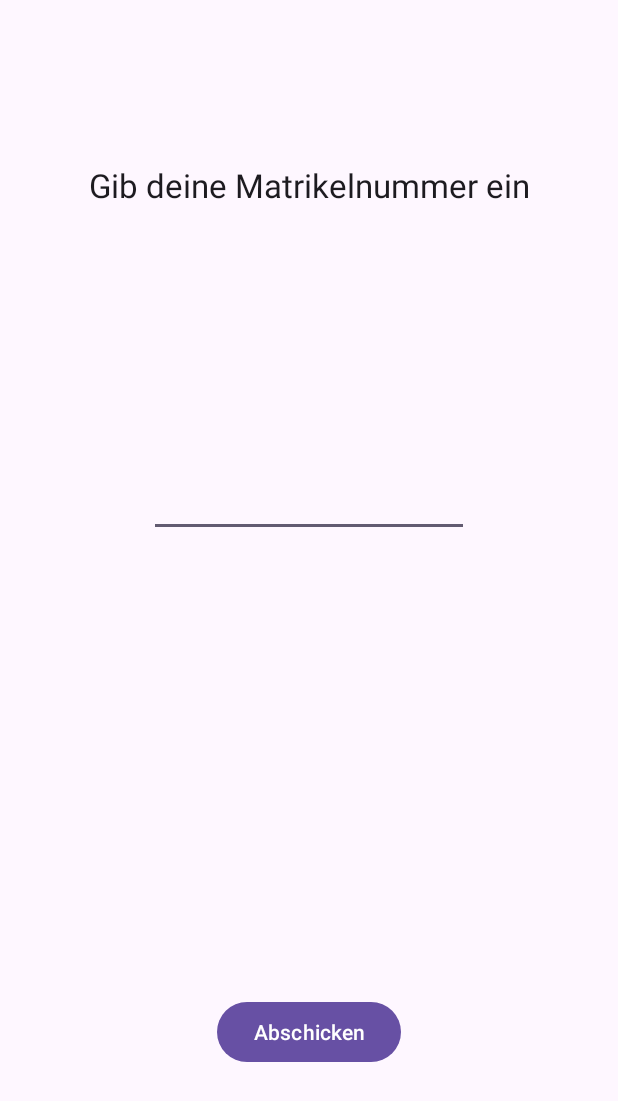
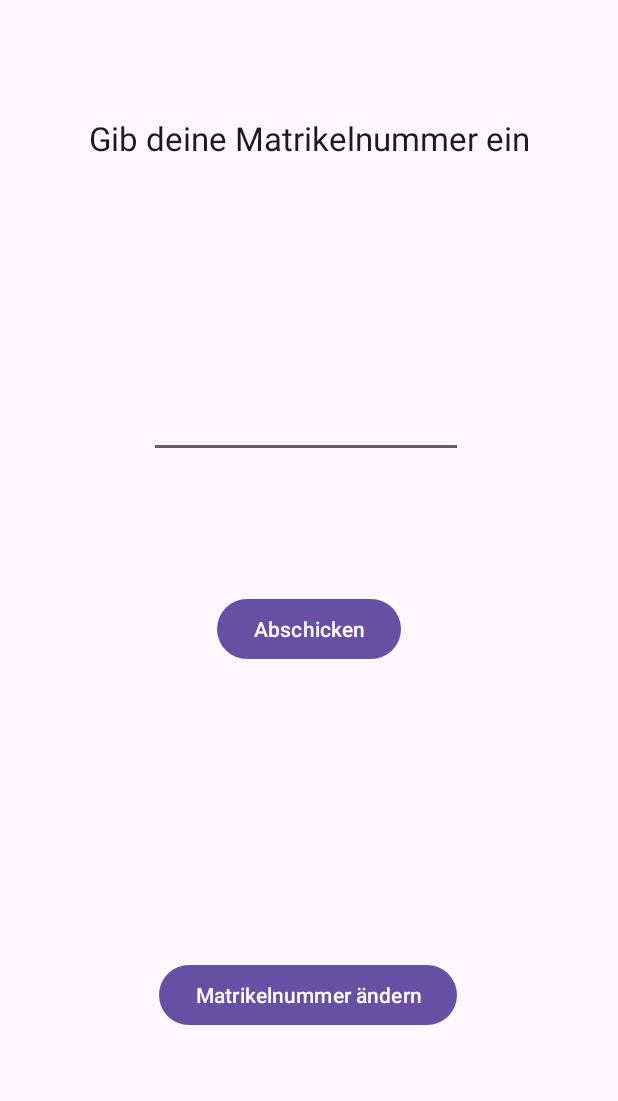
Before and after one commit to EliasWa6202/SE2Einzelphase, an Android app: the screen it shows after launch (MainActivity), on a phone screen of 412 x 824 dp. Shown: the top 1101 px of the screen. Run offline under Robolectric (Android 15) with nearby library versions, the phone set to English and light mode, and no system bars.

Commit message:
Implemented Feature 2.2, Added the method to change the StudentId, and made slight changes to the layout of the app

```diff
--- a/app/src/main/res/layout/activity_main.xml
+++ b/app/src/main/res/layout/activity_main.xml
@@ -10,29 +10,32 @@
     <TextView
         android:id="@+id/tvMatrikelnummer"
         android:layout_width="299dp"
-        android:layout_height="51dp"
+        android:layout_height="0dp"
+        android:layout_marginTop="77dp"
+        android:layout_marginBottom="501dp"
         android:text="Gib deine Matrikelnummer ein"
         android:textAlignment="center"
         android:textAppearance="@style/TextAppearance.AppCompat.Large"
-        app:layout_constraintBottom_toTopOf="@+id/eTNMatrikelnummer"
+        app:layout_constraintBottom_toTopOf="@+id/btnChange"
         app:layout_constraintEnd_toEndOf="parent"
         app:layout_constraintStart_toStartOf="parent"
         app:layout_constraintTop_toTopOf="parent"
-        app:layout_constraintVertical_bias="0.5" />
+        app:layout_constraintVertical_bias="1.0" />
 
     <EditText
         android:id="@+id/eTNMatrikelnummer"
-        android:layout_width="wrap_content"
-        android:layout_height="89dp"
+        android:layout_width="209dp"
+        android:layout_height="55dp"
         android:editable="true"
         android:ems="10"
         android:inputType="number"
         android:visibility="visible"
         app:layout_constraintBottom_toBottomOf="parent"
         app:layout_constraintEnd_toEndOf="parent"
+        app:layout_constraintHorizontal_bias="0.489"
         app:layout_constraintStart_toStartOf="parent"
         app:layout_constraintTop_toTopOf="parent"
-        app:layout_constraintVertical_bias="0.366" />
+        app:layout_constraintVertical_bias="0.325" />
 
     <TextView
         android:id="@+id/tvResponse"
@@ -45,18 +48,50 @@
         app:layout_constraintHorizontal_bias="0.5"
         app:layout_constraintStart_toStartOf="parent"
         app:layout_constraintTop_toBottomOf="@+id/eTNMatrikelnummer"
-        app:layout_constraintVertical_bias="0.5" />
+        app:layout_constraintVertical_bias="0.0" />
 
     <Button
         android:id="@+id/btnSend"
         android:layout_width="wrap_content"
         android:layout_height="wrap_content"
+        android:layout_marginTop="216dp"
         android:text="Abschicken"
         app:layout_constraintBottom_toBottomOf="parent"
         app:layout_constraintEnd_toEndOf="parent"
-        app:layout_constraintHorizontal_bias="0.5"
+        app:layout_constraintStart_toStartOf="parent"
+        app:layout_constraintTop_toTopOf="parent"
+        app:layout_constraintVertical_bias="0.32" />
+
+    <Button
+        android:id="@+id/btnChange"
+        android:layout_width="wrap_content"
+        android:layout_height="wrap_content"
+        android:layout_marginTop="252dp"
+        android:layout_marginBottom="130dp"
+        android:text="Matrikelnummer ändern"
+        app:layout_constraintBottom_toBottomOf="parent"
+        app:layout_constraintEnd_toEndOf="parent"
+        app:layout_constraintHorizontal_bias="0.497"
         app:layout_constraintStart_toStartOf="parent"
         app:layout_constraintTop_toBottomOf="@+id/tvResponse"
-        app:layout_constraintVertical_bias="0.5" />
+        app:layout_constraintVertical_bias="0.0" />
+
+    <TextView
+        android:id="@+id/tvChange"
+        android:layout_width="242dp"
+        android:layout_height="39dp"
+        app:layout_constraintBottom_toTopOf="@+id/btnChange"
+        app:layout_constraintEnd_toEndOf="parent"
+        app:layout_constraintHorizontal_bias="0.496"
+        app:layout_constraintStart_toStartOf="parent"
+        app:layout_constraintTop_toBottomOf="@+id/btnSend"
+        app:layout_constraintVertical_bias="0.663" />
+
+    <androidx.constraintlayout.widget.Guideline
+        android:id="@+id/guideline"
+        android:layout_width="wrap_content"
+        android:layout_height="wrap_content"
+        android:orientation="vertical"
+        app:layout_constraintGuide_begin="20dp" />
 
 </androidx.constraintlayout.widget.ConstraintLayout>
```
Also changed, not shown: app/src/main/java/com/example/se2_einzelphase_wassertheurer/MainActivity.java (+47 -0 lines).
